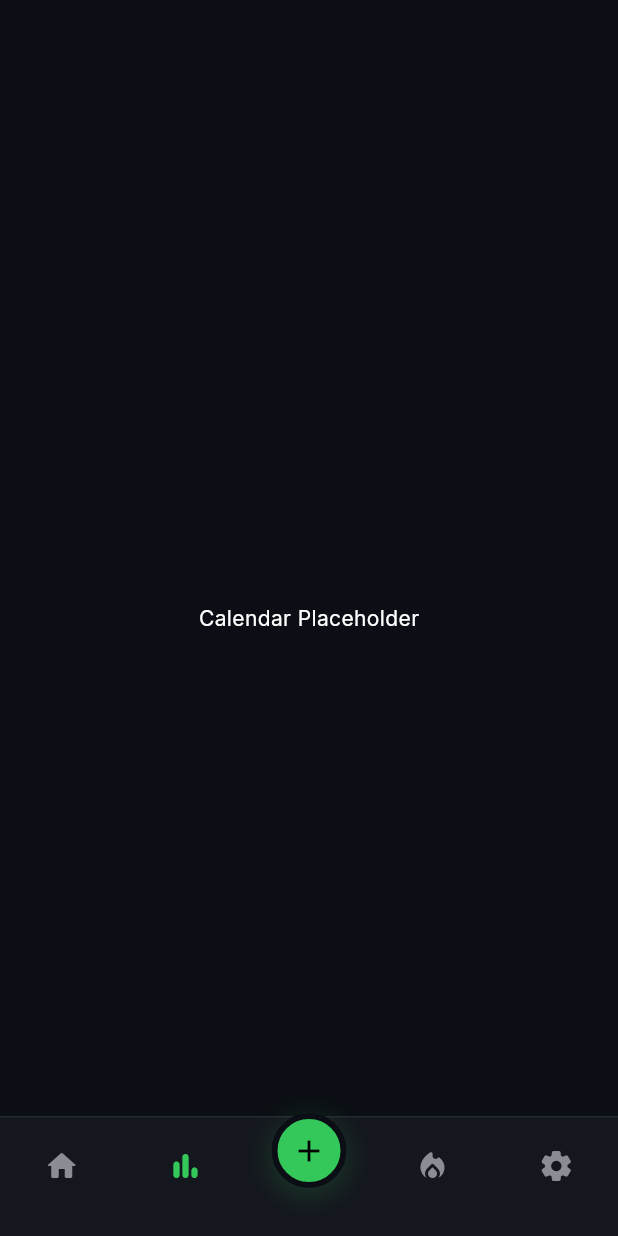
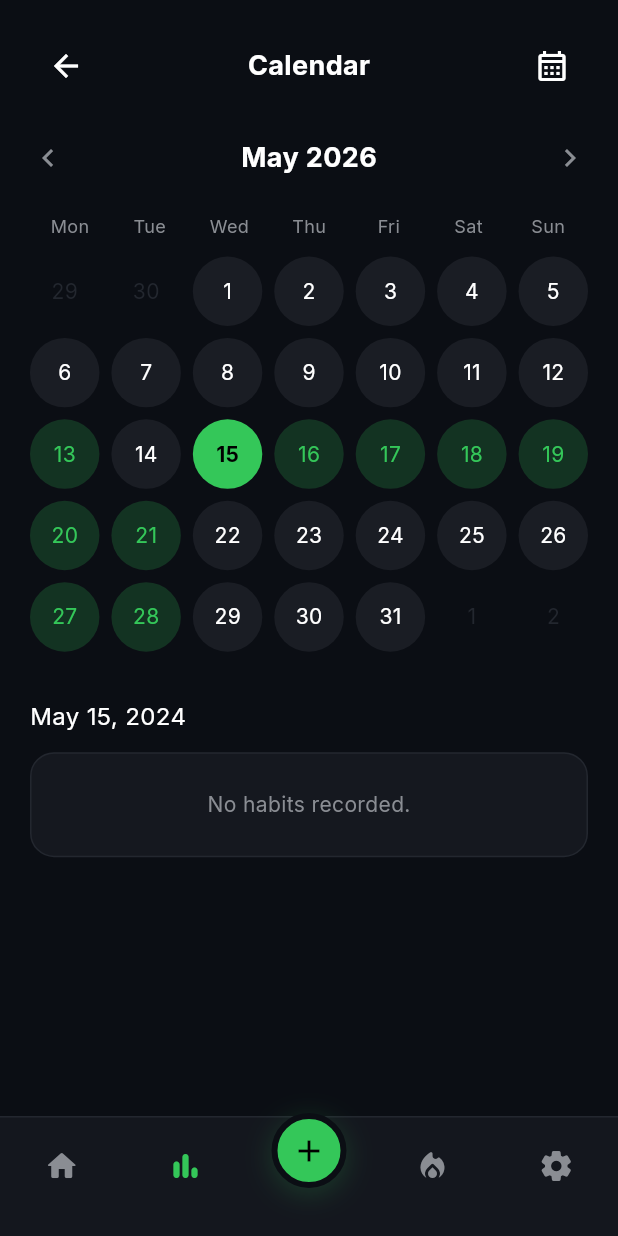
Before and after one commit to Talhakhalidawan/tudoo, a Flutter app: the RootScreen screen opened directly, item 2 of the bottom bar chosen, on a phone screen of 412 x 824 dp. Run offline on Flutter 3.47's test engine with Material 3 defaults, Android fonts, the phone set to English and light mode, and no system bars; our stand-ins replace flutter_riverpod, google_fonts, shared_preferences; accounts and stored records are empty.

Commit message:
Complete pixel-perfect UI rebuild from design.html

```diff
--- /dev/null
+++ b/lib/screens/calendar_screen.dart
@@ -0,0 +1,215 @@
+import 'package:flutter/material.dart';
+import 'package:flutter_riverpod/flutter_riverpod.dart';
+import 'package:intl/intl.dart';
+import '../providers/habit_provider.dart';
+import '../theme.dart';
+
+class CalendarScreen extends ConsumerStatefulWidget {
+  const CalendarScreen({super.key});
+
+  @override
+  ConsumerState<CalendarScreen> createState() => _CalendarScreenState();
+}
+
+class _CalendarScreenState extends ConsumerState<CalendarScreen> {
+  int _selectedDate = 15;
+
+  @override
+  Widget build(BuildContext context) {
+    final habits = ref.watch(habitProvider);
+    final themeColor = Theme.of(context).primaryColor;
+
+    return SafeArea(
+      child: ListView(
+        padding: const EdgeInsets.symmetric(horizontal: 20, vertical: 20),
+        children: [
+          Row(
+            mainAxisAlignment: MainAxisAlignment.spaceBetween,
+            children: [
+              IconButton(icon: const Icon(Icons.arrow_back), onPressed: () {}),
+              const Text(
+                'Calendar',
+                style: TextStyle(fontSize: 18, fontWeight: FontWeight.bold),
+              ),
+              IconButton(
+                icon: const Icon(Icons.calendar_month_outlined),
+                onPressed: () {},
+              ),
+            ],
+          ),
+          const SizedBox(height: 24),
+
+          Row(
+            mainAxisAlignment: MainAxisAlignment.spaceBetween,
+            children: [
+              const Icon(Icons.chevron_left, color: AppTheme.textMuted),
+              Text(
+                DateFormat('MMMM yyyy').format(DateTime.now()),
+                style: const TextStyle(
+                  fontSize: 18,
+                  fontWeight: FontWeight.bold,
+                ),
+              ),
+              const Icon(Icons.chevron_right, color: AppTheme.textMuted),
+            ],
+          ),
+          const SizedBox(height: 24),
+
+          // Calendar Grid Header
+          Row(
+            mainAxisAlignment: MainAxisAlignment.spaceBetween,
+            children: ['Mon', 'Tue', 'Wed', 'Thu', 'Fri', 'Sat', 'Sun']
+                .map(
+                  (d) => Flexible(
+                    child: Center(
+                      child: Text(
+                        d,
+                        style: const TextStyle(
+                          color: AppTheme.textMuted,
+                          fontSize: 12,
+                        ),
+                      ),
+                    ),
+                  ),
+                )
+                .toList(),
+          ),
+          const SizedBox(height: 12),
+
+          // Mock Grid exactly like design.html
+          GridView.builder(
+            shrinkWrap: true,
+            physics: const NeverScrollableScrollPhysics(),
+            itemCount: 35,
+            gridDelegate: const SliverGridDelegateWithFixedCrossAxisCount(
+              crossAxisCount: 7,
+              childAspectRatio: 1.0,
+              crossAxisSpacing: 8,
+              mainAxisSpacing: 8,
+            ),
+            itemBuilder: (context, index) {
+              int day = index - 1; // start off offset for 29, 30...
+              bool isDimmed = day <= 0 || day > 31;
+              int displayDay = day <= 0
+                  ? 30 + day
+                  : (day > 31 ? day - 31 : day);
+
+              bool isStreak =
+                  [13, 16, 17, 18, 19, 20, 21, 27, 28].contains(displayDay) &&
+                  !isDimmed;
+              bool isActive = displayDay == _selectedDate && !isDimmed;
+
+              return GestureDetector(
+                onTap: () {
+                  if (!isDimmed) setState(() => _selectedDate = displayDay);
+                },
+                child: Container(
+                  alignment: Alignment.center,
+                  decoration: BoxDecoration(
+                    shape: BoxShape.circle,
+                    color: isActive
+                        ? themeColor
+                        : (isStreak
+                              ? themeColor.withOpacity(0.2)
+                              : (isDimmed
+                                    ? Colors.transparent
+                                    : AppTheme.bgInput)),
+                  ),
+                  child: Text(
+                    '$displayDay',
+                    style: TextStyle(
+                      color: isActive
+                          ? Colors.black
+                          : (isStreak
+                                ? themeColor
+                                : (isDimmed
+                                      ? AppTheme.borderColor
+                                      : Colors.white)),
+                      fontWeight: isActive
+                          ? FontWeight.bold
+                          : FontWeight.normal,
+                    ),
+                  ),
+                ),
+              );
+            },
+          ),
+          const SizedBox(height: 32),
+
+          Text(
+            'May $_selectedDate, 2024',
+            style: const TextStyle(fontSize: 16),
+          ),
+          const SizedBox(height: 12),
+
+          Container(
+            decoration: BoxDecoration(
+              color: AppTheme.bgCard,
+              borderRadius: BorderRadius.circular(16),
+              border: Border.all(color: AppTheme.borderColor),
+            ),
+            child: Column(
+              children: habits.isEmpty
+                  ? [
+                      const Padding(
+                        padding: EdgeInsets.all(24),
+                        child: Text(
+                          'No habits recorded.',
+                          style: TextStyle(color: AppTheme.textMuted),
+                        ),
+                      ),
+                    ]
+                  : habits.map((habit) {
+                      return Column(
+                        children: [
+                          Padding(
+                            padding: const EdgeInsets.all(16),
+                            child: Row(
+                              mainAxisAlignment: MainAxisAlignment.spaceBetween,
+                              children: [
+                                Row(
+                                  children: [
+                                    Icon(
+                                      Icons.book,
+                                      size: 20,
+                                    ), // Placeholder simple icon
+                                    const SizedBox(width: 12),
+                                    Text(
+                                      habit.name,
+                                      style: const TextStyle(fontSize: 16),
+                                    ),
+                                  ],
+                                ),
+                                Container(
+                                  width: 24,
+                                  height: 24,
+                                  decoration: BoxDecoration(
+                                    shape: BoxShape.circle,
+                                    color: themeColor,
+                                  ),
+                                  child: const Icon(
+                                    Icons.check,
+                                    color: Colors.black,
+                                    size: 14,
+                                    weight: 900,
+                                  ),
+                                ),
+                              ],
+                            ),
+                          ),
+                          if (habit != habits.last)
+                            const Divider(
+                              color: AppTheme.borderColor,
+                              height: 1,
+                            ),
+                        ],
+                      );
+                    }).toList(),
+            ),
+          ),
+          const SizedBox(height: 100), // FAB padding
+        ],
+      ),
+    );
+  }
+}
--- a/lib/screens/root_screen.dart
+++ b/lib/screens/root_screen.dart
@@ -1,6 +1,8 @@
 import 'package:flutter/material.dart';
 import 'home_screen.dart';
 import 'add_habit_screen.dart';
+import 'calendar_screen.dart';
+import 'settings_screen.dart';
 import '../theme.dart';
 
 class RootScreen extends StatefulWidget {
@@ -15,9 +17,12 @@ class _RootScreenState extends State<RootScreen> {
 
   final List<Widget> _screens = [
     const HomeScreen(),
-    const Center(child: Text('Calendar Placeholder')),
-    const Center(child: Text('Detail Placeholder')),
-    const Center(child: Text('Settings Placeholder')),
+    const CalendarScreen(),
+    const SizedBox.shrink(), // Center placeholder for FAB
+    const Center(
+      child: Text('Streaks Placeholder', style: TextStyle(color: Colors.grey)),
+    ),
+    const SettingsScreen(),
   ];
 
   void _onItemTapped(int index) {
```
Also changed, not shown: lib/screens/settings_screen.dart (added, +199 -0 lines), lib/screens/theme_screen.dart (added, +177 -0 lines).
